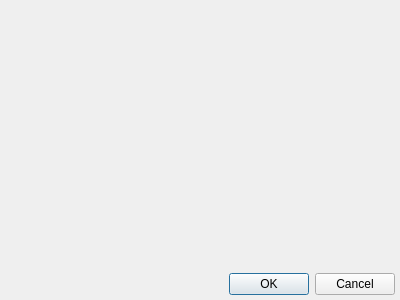
Old version of the form src/pythonGui/karabogui/configurator/dialog/table_view.ui in the repository European-XFEL/Karabo.
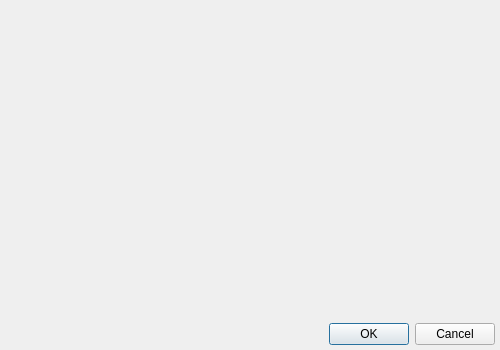
New version of the form.

Commit message: GUI: Destroy table model from configurator

```diff
--- a/src/pythonGui/karabogui/configurator/dialog/table_view.ui
+++ b/src/pythonGui/karabogui/configurator/dialog/table_view.ui
@@ -6,8 +6,8 @@
    <rect>
     <x>0</x>
     <y>0</y>
-    <width>400</width>
-    <height>300</height>
+    <width>500</width>
+    <height>350</height>
    </rect>
   </property>
   <property name="windowTitle">
```
Left out of the diff: 11 changed lines with no effect on the pictures. The commit also changes 2 other files.
